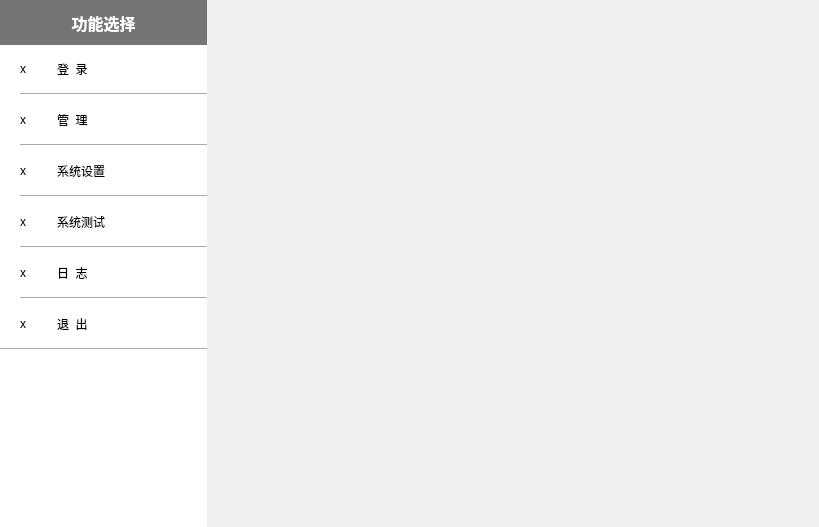
13438120136/XDemo, file Demo/demenuwidget.ui: the form before one commit.
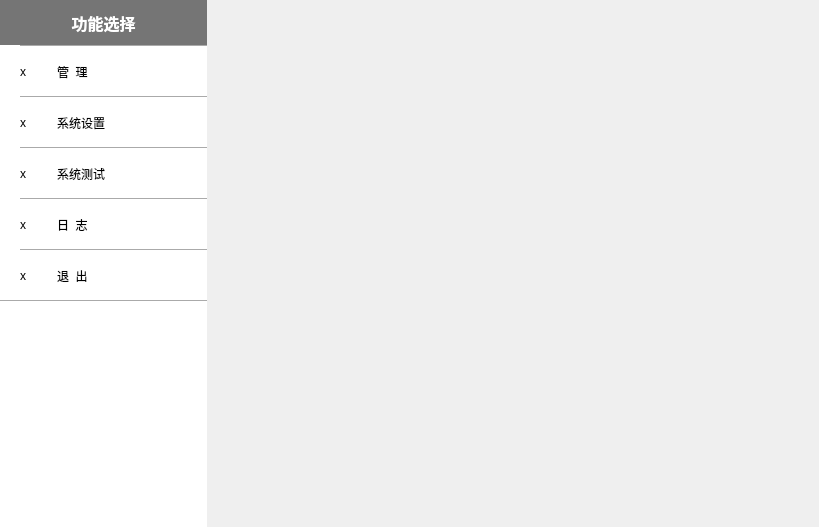
The form after the commit.

The edit to the form file:
```diff
--- a/Demo/demenuwidget.ui
+++ b/Demo/demenuwidget.ui
@@ -74,42 +74,78 @@
            <property name="spacing">
             <number>0</number>
            </property>
-           <item row="7" column="0">
+           <item row="9" column="0">
+            <layout class="QGridLayout" name="gridLayout_7">
+             <item row="0" column="0">
+              <widget class="QLabel" name="label_7">
+               <property name="text">
+                <string>x</string>
+               </property>
+              </widget>
+             </item>
+             <item row="0" column="1">
+              <widget class="QPushButton" name="exitBtn">
+               <property name="text">
+                <string>退  出</string>
+               </property>
+              </widget>
+             </item>
+            </layout>
+           </item>
+           <item row="3" column="0">
+            <layout class="QGridLayout" name="gridLayout_4">
+             <item row="0" column="0">
+              <widget class="QLabel" name="label_4">
+               <property name="text">
+                <string>x</string>
+               </property>
+              </widget>
+             </item>
+             <item row="0" column="1">
+              <widget class="QPushButton" name="systemCfgBtn">
+               <property name="text">
+                <string>系统设置</string>
+               </property>
+              </widget>
+             </item>
+            </layout>
+           </item>
+           <item row="6" column="0">
             <widget class="Line" name="line_5">
              <property name="orientation">
               <enum>Qt::Horizontal</enum>
              </property>
             </widget>
            </item>
-           <item row="1" column="0">
+           <item row="0" column="0">
             <widget class="Line" name="line_2">
              <property name="orientation">
               <enum>Qt::Horizontal</enum>
              </property>
             </widget>
            </item>
-           <item row="9" column="0">
+           <item row="8" column="0">
             <widget class="Line" name="line_6">
              <property name="orientation">
               <enum>Qt::Horizontal</enum>
              </property>
             </widget>
            </item>
-           <item row="3" column="0">
+           <item row="2" column="0">
             <widget class="Line" name="line_3">
              <property name="orientation">
               <enum>Qt::Horizontal</enum>
              </property>
             </widget>
            </item>
-           <item row="5" column="0">
+           <item row="4" column="0">
             <widget class="Line" name="line_4">
              <property name="orientation">
               <enum>Qt::Horizontal</enum>
              </property>
             </widget>
            </item>
-           <item row="2" column="0">
+           <item row="1" column="0">
             <layout class="QGridLayout" name="gridLayout_3">
              <item row="0" column="0">
               <widget class="QLabel" name="label_3">
@@ -127,46 +163,7 @@
              </item>
             </layout>
            </item>
-           <item row="10" column="0">
-            <layout class="QGridLayout" name="gridLayout_7">
-             <item row="0" column="0">
-              <widget class="QLabel" name="label_7">
-               <property name="text">
-                <string>x</string>
-               </property>
-              </widget>
-             </item>
-             <item row="0" column="1">
-              <widget class="QPushButton" name="exitBtn">
-               <property name="text">
-                <string>退  出</string>
-               </property>
-              </widget>
-             </item>
-            </layout>
-           </item>
-           <item row="0" column="0">
-            <layout class="QGridLayout" name="gridLayout_2">
-             <item row="0" column="0">
-              <widget class="QLabel" name="label_2">
-               <property name="text">
-                <string>x</string>
-               </property>
-              </widget>
-             </item>
-             <item row="0" column="1">
-              <widget class="QPushButton" name="loginBtn">
-               <property name="enabled">
-                <bool>true</bool>
-               </property>
-               <property name="text">
-                <string>登  录</string>
-               </property>
-              </widget>
-             </item>
-            </layout>
-           </item>
-           <item row="6" column="0">
+           <item row="5" column="0">
             <layout class="QGridLayout" name="gridLayout_5">
              <item row="0" column="0">
               <widget class="QLabel" name="label_5">
@@ -184,7 +181,7 @@
              </item>
             </layout>
            </item>
-           <item row="8" column="0">
+           <item row="7" column="0">
             <layout class="QGridLayout" name="gridLayout_6">
              <item row="0" column="0">
               <widget class="QLabel" name="label_6">
@@ -202,24 +199,6 @@
              </item>
             </layout>
            </item>
-           <item row="4" column="0">
-            <layout class="QGridLayout" name="gridLayout_4">
-             <item row="0" column="0">
-              <widget class="QLabel" name="label_4">
-               <property name="text">
-                <string>x</string>
-               </property>
-              </widget>
-             </item>
-             <item row="0" column="1">
-              <widget class="QPushButton" name="systemCfgBtn">
-               <property name="text">
-                <string>系统设置</string>
-               </property>
-              </widget>
-             </item>
-            </layout>
-           </item>
           </layout>
          </widget>
         </item>
```
